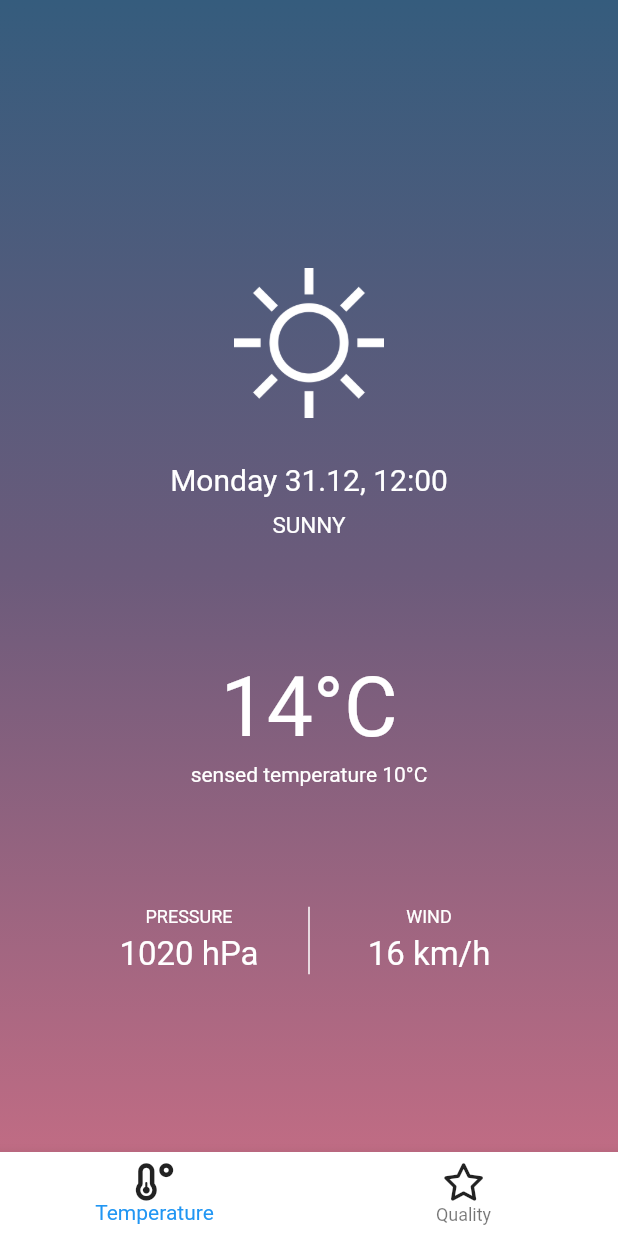
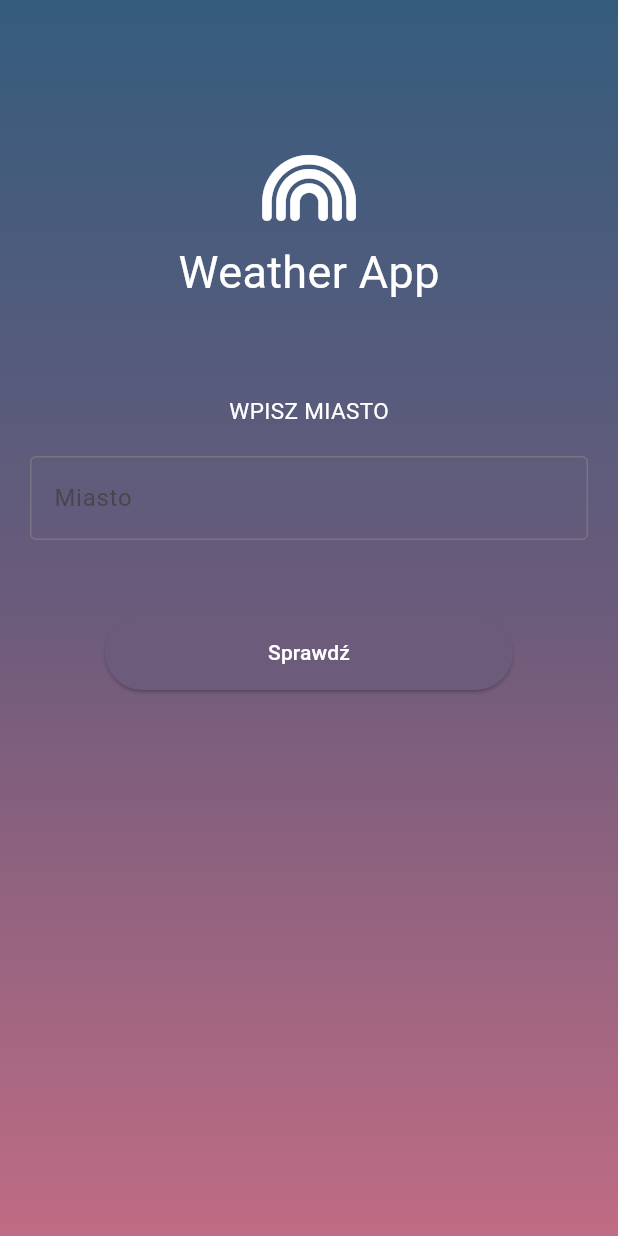
Before and after one commit to Aduzja/weather_app, a Flutter app: the screen it shows after launch, after a tap on "Zaczynamy", on a phone screen of 412 x 824 dp. Run offline on Flutter 3.47's test engine with Material 2 defaults, Android fonts, the light colour scheme and no system bars; our stand-ins replace font_awesome_flutter.

Commit message:
Organize files

```diff
--- a/lib/permission_page.dart
+++ b/lib/features/home/pages/home_page.dart
@@ -1,18 +1,18 @@
 import 'package:flutter/material.dart';
+import 'package:weather_app/features/location/pages/location_page.dart';
 import 'package:weather_app/helpers/constants.dart';
-import 'package:font_awesome_flutter/font_awesome_flutter.dart';
-import 'package:weather_app/home.dart';
+import 'package:weather_app/widgets/logo.dart';
 
-class PermissionPage extends StatefulWidget {
-  const PermissionPage({super.key, required this.title});
-
-  final String title;
+class HomePage extends StatefulWidget {
+  const HomePage({
+    super.key,
+  });
 
   @override
-  State<PermissionPage> createState() => _PermissionPageState();
+  State<HomePage> createState() => _HomePageState();
 }
 
-class _PermissionPageState extends State<PermissionPage> {
+class _HomePageState extends State<HomePage> {
   @override
   Widget build(BuildContext context) {
     return Scaffold(
@@ -35,26 +35,12 @@ class _PermissionPageState extends State<PermissionPage> {
               alignment: FractionalOffset.center,
               child: Column(
                 mainAxisAlignment: MainAxisAlignment.center,
-                children: [
-                  const FaIcon(
-                    FontAwesomeIcons.rainbow,
-                    size: 50,
-                    color: Colors.white,
-                  ),
-                  const SizedBox(
-                    height: 10,
+                children: const [
+                  Logo(),
+                  SizedBox(
+                    height: 60,
                   ),
                   Text(
-                    widget.title,
-                    style: const TextStyle(
-                      color: Colors.white,
-                      fontSize: 30,
-                    ),
-                  ),
-                  const SizedBox(
-                    height: 60,
-                  ),
-                  const Text(
                     'Sprawdź temperaturę\noraz jakość powietrza',
                     style: TextStyle(
                       color: Colors.white,
@@ -72,7 +58,7 @@ class _PermissionPageState extends State<PermissionPage> {
                 children: [
                   const Text(
                     textAlign: TextAlign.center,
-                    'Potrzebujemy do tego Twojej przybliżonej lokalizacji',
+                    'Potrzebujemy do tego Twojej lokalizacji',
                     style: TextStyle(
                       color: Colors.white,
                       fontSize: 12,
@@ -83,7 +69,7 @@ class _PermissionPageState extends State<PermissionPage> {
                   ),
                   Container(
                     alignment: Alignment.center,
-                    margin: const EdgeInsets.symmetric(horizontal: 30),
+                    margin: const EdgeInsets.symmetric(horizontal: 70),
                     child: SizedBox(
                       width: double.infinity,
                       child: ElevatedButton(
@@ -98,11 +84,14 @@ class _PermissionPageState extends State<PermissionPage> {
                           Navigator.push(
                             context,
                             MaterialPageRoute(
-                              builder: (context) => const HomePage(),
+                              builder: (context) => LocationPage(),
                             ),
                           );
                         },
-                        child: const Text('Zaczynamy'),
+                        child: const Text(
+                          'Zaczynamy',
+                          style: TextStyle(color: Colors.white),
+                        ),
                       ),
                     ),
                   ),
--- /dev/null
+++ b/lib/features/location/pages/location_page.dart
@@ -0,0 +1,87 @@
+import 'package:flutter/material.dart';
+import 'package:weather_app/features/result/pages/result_page.dart';
+import 'package:weather_app/helpers/constants.dart';
+import 'package:weather_app/widgets/logo.dart';
+
+class LocationPage extends StatelessWidget {
+  LocationPage({super.key});
+
+  final _controller = TextEditingController();
+
+  @override
+  Widget build(BuildContext context) {
+    return Scaffold(
+      body: DecoratedBox(
+        decoration: const BoxDecoration(
+          gradient: LinearGradient(
+            begin: Alignment.topCenter,
+            end: Alignment.bottomCenter,
+            colors: [
+              Constants.colorMatisse,
+              Constants.colorOldLavender,
+              Constants.colorTapestry
+            ],
+          ),
+        ),
+        child: Padding(
+          padding: const EdgeInsets.only(top: 100),
+          child: Column(
+            children: [
+              const Logo(),
+              Text(
+                'Wpisz miasto'.toUpperCase(),
+                style: const TextStyle(
+                  color: Colors.white,
+                  fontSize: 15,
+                ),
+              ),
+              const SizedBox(
+                height: 20,
+              ),
+              Padding(
+                padding: const EdgeInsets.symmetric(horizontal: 20),
+                child: Expanded(
+                  child: TextField(
+                    controller: _controller,
+                    decoration: const InputDecoration(
+                      border: OutlineInputBorder(),
+                      label: Text('Miasto'),
+                    ),
+                  ),
+                ),
+              ),
+              Container(
+                alignment: Alignment.center,
+                margin: const EdgeInsets.fromLTRB(70, 50, 70, 50),
+                child: SizedBox(
+                  width: double.infinity,
+                  child: ElevatedButton(
+                    style: ButtonStyle(
+                      padding: MaterialStateProperty.all(
+                        const EdgeInsets.only(top: 15, bottom: 15),
+                      ),
+                      backgroundColor: MaterialStateProperty.all<Color>(
+                          Constants.colorOldLavender),
+                    ),
+                    onPressed: () {
+                      Navigator.push(
+                        context,
+                        MaterialPageRoute(
+                          builder: (context) => const ResultPage(),
+                        ),
+                      );
+                    },
+                    child: const Text(
+                      'Sprawdź',
+                      style: TextStyle(color: Colors.white),
+                    ),
+                  ),
+                ),
+              ),
+            ],
+          ),
+        ),
+      ),
+    );
+  }
+}
--- a/lib/home.dart
+++ b/lib/features/result/pages/result_page.dart
@@ -1,16 +1,16 @@
 import 'package:flutter/material.dart';
 import 'package:font_awesome_flutter/font_awesome_flutter.dart';
-import 'package:weather_app/quality_screen.dart';
-import 'package:weather_app/temperature_screen.dart';
+import 'package:weather_app/features/quality/pages/quality_screen.dart';
+import 'package:weather_app/features/temperature/pages/temperature_screen.dart';
 
-class HomePage extends StatefulWidget {
-  const HomePage({super.key});
+class ResultPage extends StatefulWidget {
+  const ResultPage({super.key});
 
   @override
-  State<HomePage> createState() => _HomePageState();
+  State<ResultPage> createState() => _ResultPageState();
 }
 
-class _HomePageState extends State<HomePage> {
+class _ResultPageState extends State<ResultPage> {
   var _currentIndex = 0;
   final screens = const [
     TemperatureScreen(title: ''),
--- a/lib/temperature_screen.dart
+++ b/lib/features/temperature/pages/temperature_screen.dart
@@ -58,7 +58,18 @@ class _TemperatureScreenState extends State<TemperatureScreen> {
                       'SUNNY',
                       style: TextStyle(
                         color: Colors.white,
-                        fontSize: 15,
+                        fontSize: 24,
+                      ),
+                      textAlign: TextAlign.center,
+                    ),
+                  ),
+                  const Padding(
+                    padding: EdgeInsets.only(top: 10),
+                    child: Text(
+                      'WARSZAWA',
+                      style: TextStyle(
+                        color: Colors.white,
+                        fontSize: 20,
                       ),
                       textAlign: TextAlign.center,
                     ),
--- a/lib/main.dart
+++ b/lib/main.dart
@@ -1,5 +1,5 @@
 import 'package:flutter/material.dart';
-import 'package:weather_app/splash_screen.dart';
+import 'package:weather_app/features/home/pages/home_page.dart';
 
 void main() {
   runApp(const MyApp());
@@ -8,18 +8,14 @@ void main() {
 class MyApp extends StatelessWidget {
   const MyApp({super.key});
 
-  final String _title = 'Weather App';
-
   @override
   Widget build(BuildContext context) {
     return MaterialApp(
-      title: _title,
       theme: ThemeData(
+        useMaterial3: true,
         primarySwatch: Colors.blue,
       ),
-      home: const SplashScreen(
-        title: 'Weather App',
-      ),
+      home: const HomePage(),
     );
   }
 }
--- a/lib/main_page.dart
+++ /dev/null
@@ -1,20 +0,0 @@
-import 'package:flutter/material.dart';
-
-class MainPage extends StatefulWidget {
-  const MainPage({super.key});
-
-
-  @override
-  State<MainPage> createState() => _MainPageState();
-}
-
-class _MainPageState extends State<MainPage> {
-  @override
-  Widget build(BuildContext context) {
-    return Scaffold(
-      body: Center(
-        child: Column(),
-      ),
-    );
-  }
-}
--- a/lib/splash_screen.dart
+++ /dev/null
@@ -1,113 +0,0 @@
-import 'package:flutter/material.dart';
-import 'package:weather_app/helpers/constants.dart';
-import 'package:font_awesome_flutter/font_awesome_flutter.dart';
-import 'package:weather_app/permission_page.dart';
-import 'package:weather_app/home.dart';
-
-class SplashScreen extends StatefulWidget {
-  const SplashScreen({super.key, required this.title});
-
-  final String title;
-
-  @override
-  State<SplashScreen> createState() => _SplashScreenState();
-}
-
-class _SplashScreenState extends State<SplashScreen> {
-  @override
-  Widget build(BuildContext context) {
-    Future.delayed(
-      const Duration(seconds: 2),
-      () => {
-        if (havePermission())
-          {
-            Navigator.push(
-              context,
-              MaterialPageRoute(
-                builder: (context) => PermissionPage(title: widget.title),
-              ),
-            ),
-          }
-        else
-          {
-            Navigator.push(
-              context,
-              MaterialPageRoute(
-                builder: (context) => const HomePage(),
-              ),
-            ),
-          }
-      },
-    );
-
-    return Scaffold(
-      body: DecoratedBox(
-        decoration: const BoxDecoration(
-          gradient: LinearGradient(
-            begin: Alignment.topCenter,
-            end: Alignment.bottomCenter,
-            colors: [
-              Constants.colorMatisse,
-              Constants.colorOldLavender,
-              Constants.colorTapestry
-            ],
-          ),
-        ),
-        child: Stack(
-          fit: StackFit.expand,
-          children: [
-            Align(
-              alignment: FractionalOffset.center,
-              child: Column(
-                mainAxisAlignment: MainAxisAlignment.center,
-                children: [
-                  const FaIcon(
-                    FontAwesomeIcons.rainbow,
-                    size: 50,
-                    color: Colors.white,
-                  ),
-                  const SizedBox(
-                    height: 10,
-                  ),
-                  Text(
-                    widget.title,
-                    style: const TextStyle(
-                      color: Colors.white,
-                      fontSize: 30,
-                    ),
-                  ),
-                  const SizedBox(
-                    height: 60,
-                  ),
-                  const Text(
-                    'Sprawdź temperaturę\noraz jakość powietrza',
-                    style: TextStyle(
-                      color: Colors.white,
-                      fontSize: 15,
-                    ),
-                  ),
-                ],
-              ),
-            ),
-            Positioned(
-              left: 0,
-              right: 0,
-              bottom: 120,
-              child: Container(
-                alignment: Alignment.center,
-                child: const Text(
-                  'Ładowanie danych... proszę czekać',
-                  style: TextStyle(color: Colors.white, fontSize: 12),
-                ),
-              ),
-            )
-          ],
-        ),
-      ),
-    );
-  }
-
-  havePermission() {
-    return true;
-  }
-}
--- /dev/null
+++ b/lib/widgets/logo.dart
@@ -0,0 +1,34 @@
+import 'package:flutter/material.dart';
+import 'package:font_awesome_flutter/font_awesome_flutter.dart';
+
+class Logo extends StatelessWidget {
+  const Logo({
+    super.key,
+  });
+
+  @override
+  Widget build(BuildContext context) {
+    return Column(
+      children: const [
+        FaIcon(
+          FontAwesomeIcons.rainbow,
+          size: 50,
+          color: Colors.white,
+        ),
+        SizedBox(
+          height: 10,
+        ),
+        Text(
+          'Weather App',
+          style: TextStyle(
+            color: Colors.white,
+            fontSize: 30,
+          ),
+        ),
+        SizedBox(
+          height: 60,
+        ),
+      ],
+    );
+  }
+}
```
Also changed, not shown: lib/features/quality/pages/quality_screen.dart (renamed from lib/quality_screen.dart).
